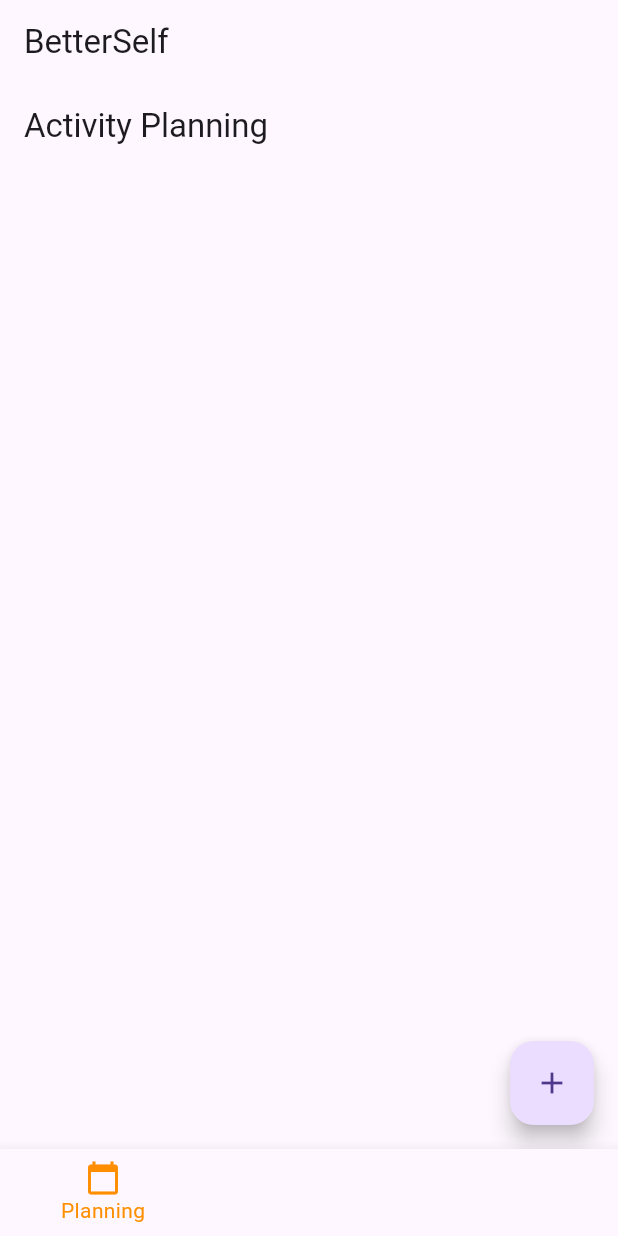
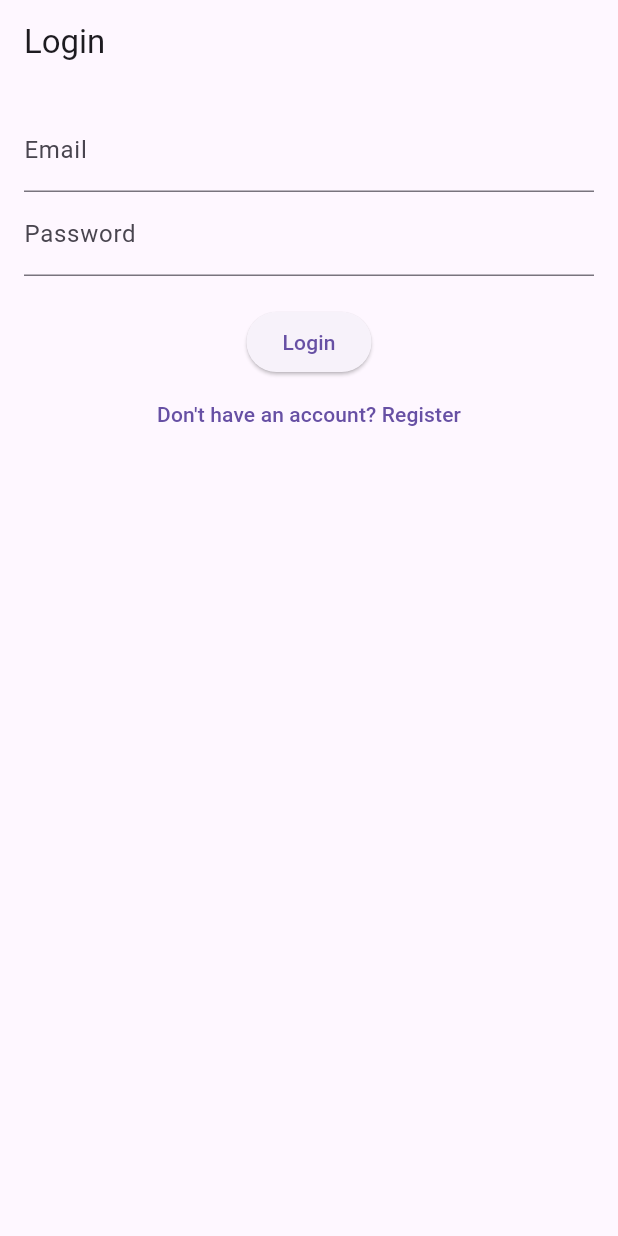
Before and after one commit to danielmocanu38/BetterSelf, a Flutter app: the screen it shows after launch, on a phone screen of 412 x 824 dp. Run offline on Flutter 3.47's test engine with Material 3 defaults, Android fonts, the light colour scheme and no system bars; our stand-ins replace firebase_auth, firebase_core, fl_chart; accounts and stored records are empty.

Commit message:
Added User Authentication
Configured Authentication method
Added Login view
Added Register view
Added Sign Out button

```diff
--- a/betterself/lib/main.dart
+++ b/betterself/lib/main.dart
@@ -1,11 +1,14 @@
 import 'package:flutter/material.dart';
 import 'package:firebase_core/firebase_core.dart';
+import 'package:firebase_auth/firebase_auth.dart';
 import 'package:provider/provider.dart';
 import 'viewmodels/activity_viewmodel.dart';
 import 'viewmodels/money_viewmodel.dart';
 import 'viewmodels/diet_viewmodel.dart';
 import 'viewmodels/todo_viewmodel.dart';
 import 'views/home_screen.dart';
+import 'views/login_screen.dart';
+import 'views/register_screen.dart';
 
 void main() async {
   WidgetsFlutterBinding.ensureInitialized();
@@ -34,8 +37,33 @@ class MyApp extends StatelessWidget {
                 bodyMedium: const TextStyle(),
               ),
         ),
-        home: const HomeScreen(),
+        home: const AuthWrapper(),
+        routes: {
+          '/login': (context) => const LoginScreen(),
+          '/register': (context) => const RegisterScreen(),
+          '/home': (context) => const HomeScreen(), // Added this line
+        },
       ),
     );
   }
 }
+
+class AuthWrapper extends StatelessWidget {
+  const AuthWrapper({super.key});
+
+  @override
+  Widget build(BuildContext context) {
+    return StreamBuilder<User?>(
+      stream: FirebaseAuth.instance.authStateChanges(),
+      builder: (context, snapshot) {
+        if (snapshot.connectionState == ConnectionState.waiting) {
+          return const CircularProgressIndicator(); // Show a loading indicator while checking auth state
+        }
+        if (snapshot.hasData) {
+          return const HomeScreen(); // User is logged in, navigate to HomeScreen
+        }
+        return const LoginScreen(); // User is not logged in, navigate to LoginScreen
+      },
+    );
+  }
+}
--- /dev/null
+++ b/betterself/lib/views/login_screen.dart
@@ -0,0 +1,83 @@
+import 'package:flutter/material.dart';
+import 'package:firebase_auth/firebase_auth.dart';
+import 'home_screen.dart';
+
+class LoginScreen extends StatefulWidget {
+  const LoginScreen({super.key});
+
+  @override
+  LoginScreenState createState() => LoginScreenState();
+}
+
+class LoginScreenState extends State<LoginScreen> {
+  final TextEditingController _emailController = TextEditingController();
+  final TextEditingController _passwordController = TextEditingController();
+  final FirebaseAuth _auth = FirebaseAuth.instance;
+
+  Future<void> _login() async {
+    try {
+      UserCredential userCredential = await _auth.signInWithEmailAndPassword(
+        email: _emailController.text,
+        password: _passwordController.text,
+      );
+
+      if (!mounted) {
+        return; // Ensure the widget is still mounted before navigating
+      }
+
+      if (userCredential.user != null) {
+        Navigator.pushReplacement(
+          context,
+          MaterialPageRoute(builder: (context) => const HomeScreen()),
+        );
+      }
+    } catch (e) {
+      if (!mounted) {
+        return; // Ensure the widget is still mounted before showing snackbar
+      }
+      ScaffoldMessenger.of(context).showSnackBar(
+        SnackBar(content: Text(e.toString())),
+      );
+    }
+  }
+
+  @override
+  Widget build(BuildContext context) {
+    return Scaffold(
+      appBar: AppBar(
+        title: const Text('Login'),
+      ),
+      body: Padding(
+        padding: const EdgeInsets.all(16.0),
+        child: Column(
+          children: [
+            TextField(
+              controller: _emailController,
+              decoration: const InputDecoration(
+                labelText: 'Email',
+              ),
+            ),
+            TextField(
+              controller: _passwordController,
+              decoration: const InputDecoration(
+                labelText: 'Password',
+              ),
+              obscureText: true,
+            ),
+            const SizedBox(height: 20),
+            ElevatedButton(
+              onPressed: _login,
+              child: const Text('Login'),
+            ),
+            TextButton(
+              onPressed: () {
+                Navigator.pushNamed(context, '/register');
+              },
+              child: const Text("Don't have an account? Register"),
+            ),
+          ],
+        ),
+      ),
+    );
+  }
+}
--- a/betterself/pubspec.yaml
+++ b/betterself/pubspec.yaml
@@ -33,6 +33,7 @@ dependencies:
   provider: ^6.0.1
   charts_flutter: ^0.12.0
   firebase_core: ^3.1.0
+  firebase_auth: ^5.1.0
   cloud_firestore: ^5.0.1
   fl_chart: ^0.68.0
 
```
Also changed, not shown: betterself/lib/views/home_screen.dart (+15 -0 lines), betterself/lib/views/register_screen.dart (added, +84 -0 lines), betterself/pubspec.lock, 5 other files.
